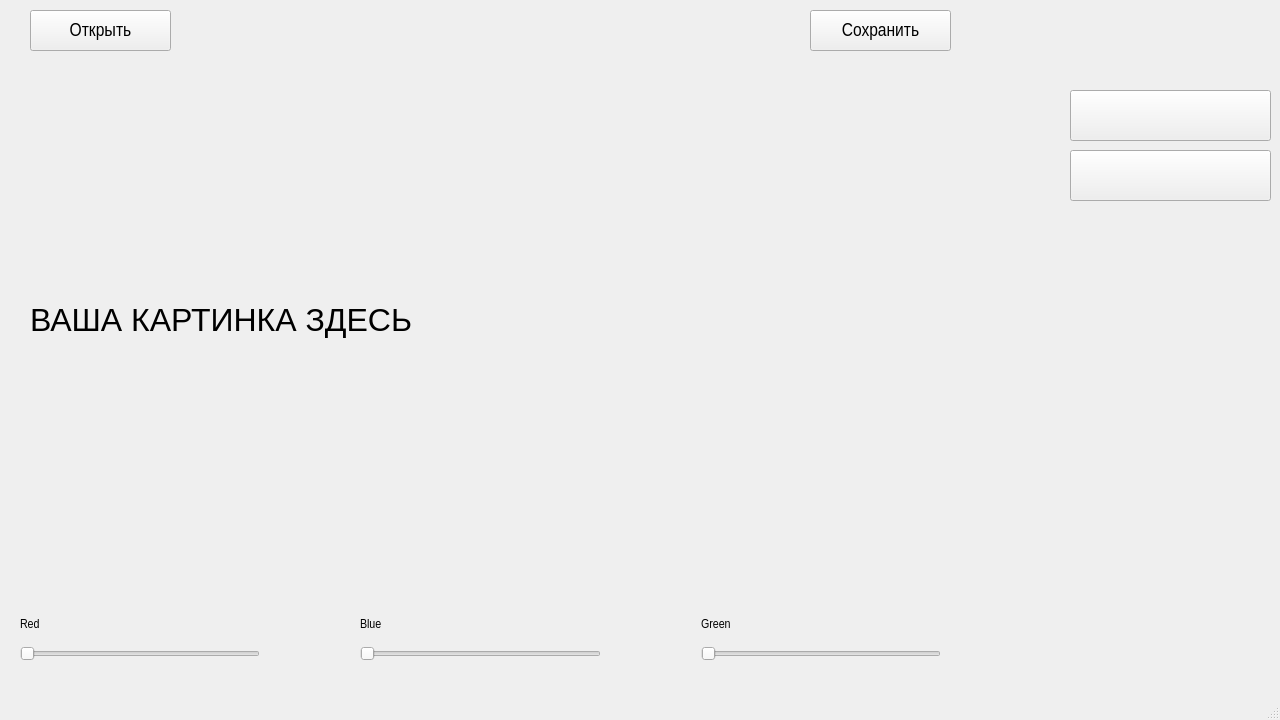
Qt form yandex.ui (evilrise7/pyqtproject) before a commit.
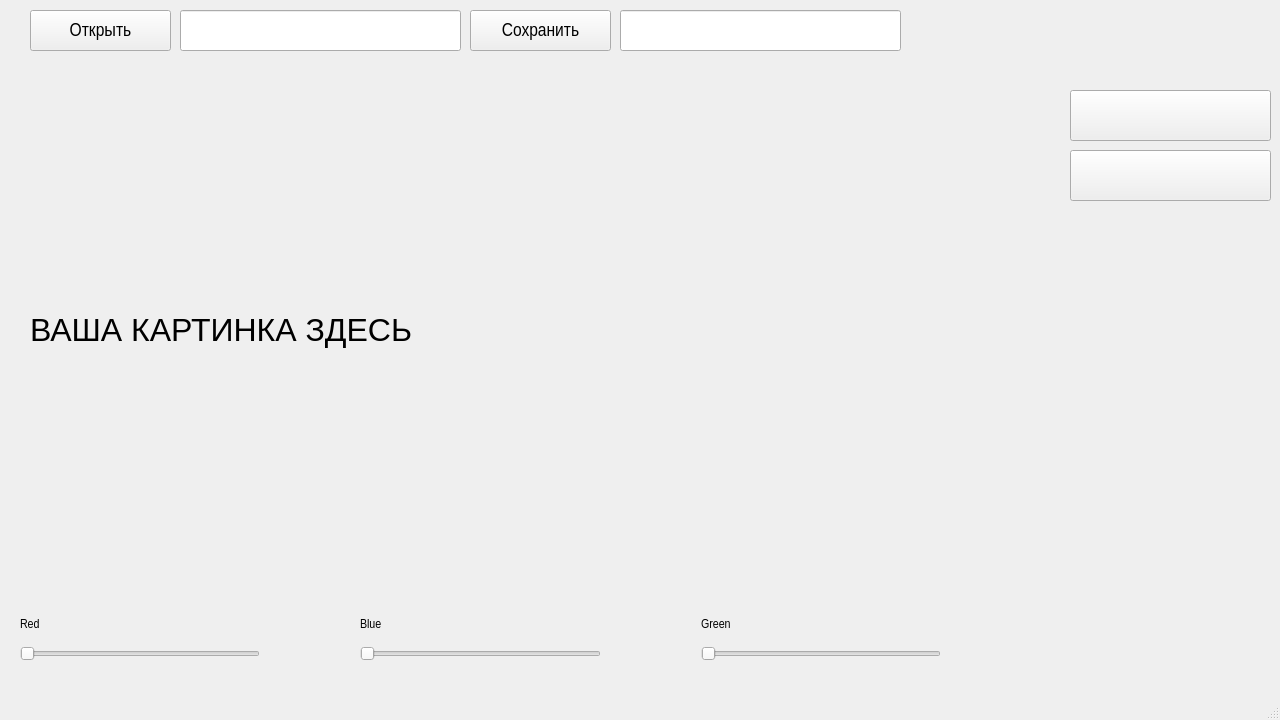
The same form after that commit. Icons and pictures are not drawn.

Commit message: добавление первых настроек

Diff of the .ui file:
```diff
--- a/yandex.ui
+++ b/yandex.ui
@@ -135,7 +135,7 @@
    <widget class="QPushButton" name="savebut">
     <property name="geometry">
      <rect>
-      <x>810</x>
+      <x>470</x>
       <y>10</y>
       <width>141</width>
       <height>41</height>
@@ -155,7 +155,7 @@
     <property name="geometry">
      <rect>
       <x>30</x>
-      <y>50</y>
+      <y>60</y>
       <width>960</width>
       <height>540</height>
      </rect>
@@ -228,6 +228,36 @@
      <bool>false</bool>
     </property>
    </widget>
+   <widget class="QLineEdit" name="boxopen">
+    <property name="geometry">
+     <rect>
+      <x>180</x>
+      <y>10</y>
+      <width>281</width>
+      <height>41</height>
+     </rect>
+    </property>
+    <property name="font">
+     <font>
+      <pointsize>14</pointsize>
+     </font>
+    </property>
+   </widget>
+   <widget class="QLineEdit" name="boxsave">
+    <property name="geometry">
+     <rect>
+      <x>620</x>
+      <y>10</y>
+      <width>281</width>
+      <height>41</height>
+     </rect>
+    </property>
+    <property name="font">
+     <font>
+      <pointsize>14</pointsize>
+     </font>
+    </property>
+   </widget>
   </widget>
   <widget class="QMenuBar" name="menubar">
    <property name="geometry">
```
Left out of the diff: 4 changed lines with no effect on the pictures. The commit also changes 1 other file.
